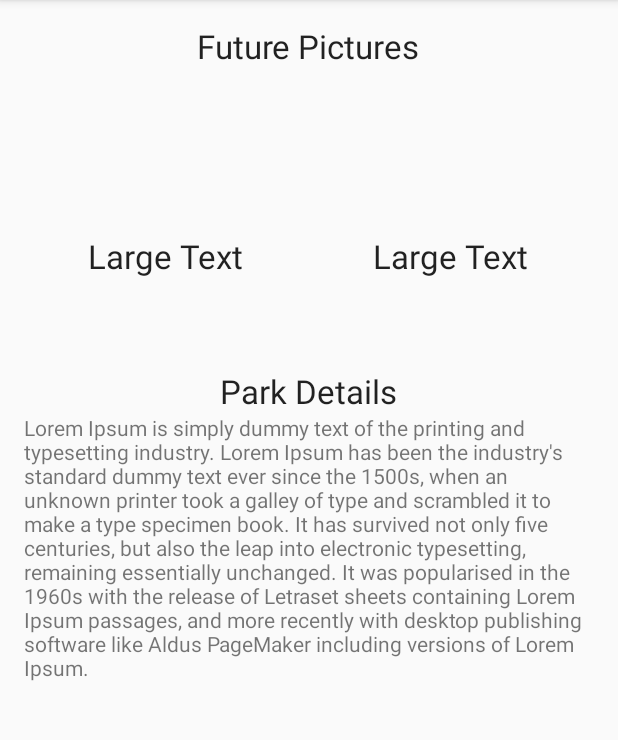
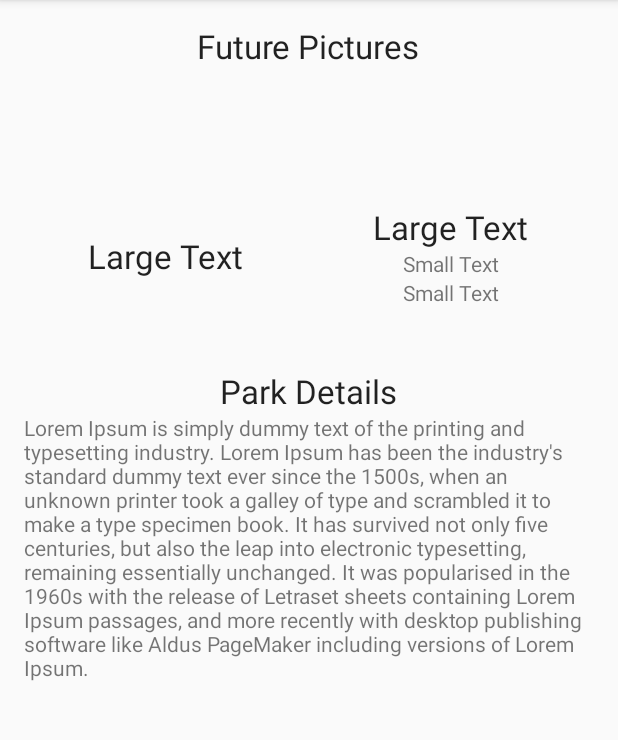
Before and after one commit to ace-jc/OutdoorAdventures, an Android app: the ParkDetail screen opened directly, with no data from a screen before it, on a phone screen of 412 x 824 dp, the part 84-824 px from its top. Run offline under Robolectric (Android 15) with nearby library versions, the phone set to English and light mode, and no system bars; 3 statements that could not run were skipped.

Commit message:
Added Park Detail Page

```diff
--- a/app/src/main/java/casaubon/outdooradventures/ParkDetail.java
+++ b/app/src/main/java/casaubon/outdooradventures/ParkDetail.java
@@ -5,13 +5,33 @@ import android.support.v7.app.AppCompatActivity;
 import android.os.Bundle;
 import android.view.Menu;
 import android.view.MenuItem;
+import android.widget.TextView;
 
 public class ParkDetail extends AppCompatActivity {
+
+    // private variables
+    private OutdoorDetails selectedPark;
 
     @Override
     protected void onCreate(Bundle savedInstanceState) {
         super.onCreate(savedInstanceState);
         setContentView(R.layout.activity_park_detail);
+        // filling url object with data from previous activity
+        selectedPark = (OutdoorDetails) getIntent().getParcelableExtra("mID");
+        selectedPark = (OutdoorDetails) getIntent().getParcelableExtra("mName");
+        selectedPark = (OutdoorDetails) getIntent().getParcelableExtra("mState");
+        selectedPark = (OutdoorDetails) getIntent().getParcelableExtra("mLat");
+        selectedPark = (OutdoorDetails) getIntent().getParcelableExtra("mLngt");
+        selectedPark = (OutdoorDetails) getIntent().getParcelableExtra("mAmpOutlet");
+        selectedPark = (OutdoorDetails) getIntent().getParcelableExtra("mPetsAllowed");
+        selectedPark = (OutdoorDetails) getIntent().getParcelableExtra("mSewerHookup");
+        selectedPark = (OutdoorDetails) getIntent().getParcelableExtra("mWaterHookup");
+        TextView parkName = (TextView)findViewById(R.id.textView6);
+        parkName.setText(selectedPark.getName());
+        TextView lati = (TextView)findViewById(R.id.textView7);
+        lati.setText("Latitude: " + selectedPark.getLatitude());
+        TextView longi = (TextView)findViewById(R.id.textView8);
+        longi.setText("Longitude: " + selectedPark.getLongitude());
     }
 
     @Override
--- a/app/src/main/res/layout/activity_park_detail.xml
+++ b/app/src/main/res/layout/activity_park_detail.xml
@@ -67,6 +67,22 @@
                         android:textAppearance="?android:attr/textAppearanceLarge"
                         android:text="Large Text"
                         android:id="@+id/textView6" />
+
+                    <TextView
+                        android:layout_width="wrap_content"
+                        android:layout_height="wrap_content"
+                        android:textAppearance="?android:attr/textAppearanceSmall"
+                        android:text="Small Text"
+                        android:id="@+id/textView7"
+                        android:layout_gravity="center_horizontal" />
+
+                    <TextView
+                        android:layout_width="wrap_content"
+                        android:layout_height="wrap_content"
+                        android:textAppearance="?android:attr/textAppearanceSmall"
+                        android:text="Small Text"
+                        android:id="@+id/textView8"
+                        android:layout_gravity="center_horizontal" />
                 </LinearLayout>
             </LinearLayout>
 
```
Also changed, not shown: app/src/main/java/casaubon/outdooradventures/ListResultActivity.java (+11 -2 lines), app/src/main/java/casaubon/outdooradventures/MapResultActivity.java (+11 -1 lines), app/src/main/java/casaubon/outdooradventures/OutdoorDetails.java (+52 -2 lines).
